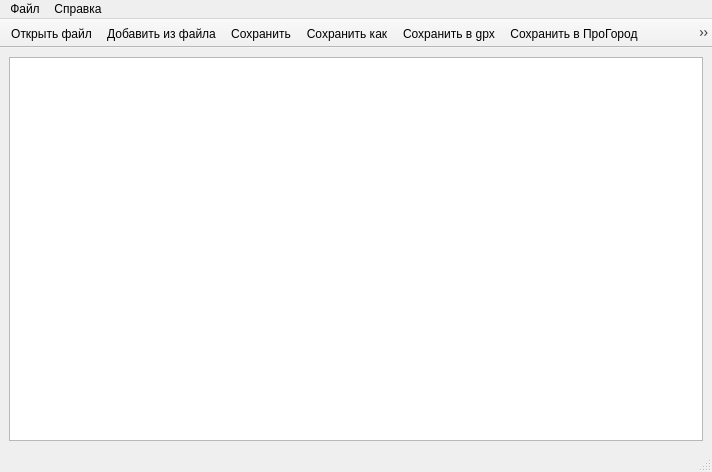
The window that ui/mainwindow.ui (aunoor/pgsconverter) describes before a commit, drawn with Qt 5.
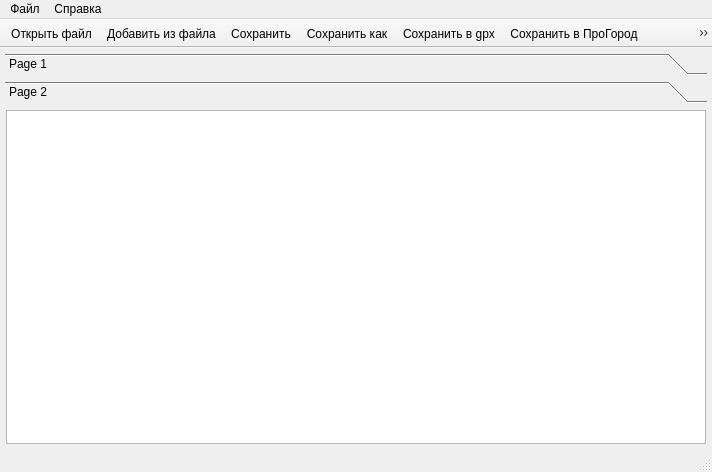
The same window after the commit. Icons and pictures are not drawn.

What changed in the file:
```diff
--- a/ui/mainwindow.ui
+++ b/ui/mainwindow.ui
@@ -19,6 +19,48 @@
   </property>
   <widget class="QWidget" name="centralwidget">
    <layout class="QVBoxLayout" name="verticalLayout">
+    <property name="leftMargin">
+     <number>5</number>
+    </property>
+    <property name="topMargin">
+     <number>5</number>
+    </property>
+    <property name="rightMargin">
+     <number>5</number>
+    </property>
+    <property name="bottomMargin">
+     <number>5</number>
+    </property>
+    <item>
+     <widget class="QToolBox" name="toolBox">
+      <property name="currentIndex">
+       <number>1</number>
+      </property>
+      <widget class="QWidget" name="page">
+       <property name="geometry">
+        <rect>
+         <x>0</x>
+         <y>0</y>
+         <width>98</width>
+         <height>80</height>
+        </rect>
+       </property>
+       <attribute name="label">
+        <string>Page 1</string>
+       </attribute>
+       <layout class="QHBoxLayout" name="horizontalLayout_2">
+        <property name="leftMargin">
+         <number>1</number>
+        </property>
+        <property name="topMargin">
+         <number>1</number>
+        </property>
+        <property name="rightMargin">
+         <number>1</number>
+        </property>
+        <property name="bottomMargin">
+         <number>1</number>
+        </property>
     <item>
      <widget class="QTreeView" name="treeView">
       <property name="showDropIndicator" stdset="0">
@@ -46,6 +88,62 @@
     </item>
    </layout>
   </widget>
+      <widget class="QWidget" name="page_2">
+       <property name="geometry">
+        <rect>
+         <x>0</x>
+         <y>0</y>
+         <width>702</width>
+         <height>307</height>
+        </rect>
+       </property>
+       <attribute name="label">
+        <string>Page 2</string>
+       </attribute>
+       <layout class="QHBoxLayout" name="horizontalLayout">
+        <property name="leftMargin">
+         <number>1</number>
+        </property>
+        <property name="topMargin">
+         <number>1</number>
+        </property>
+        <property name="rightMargin">
+         <number>1</number>
+        </property>
+        <property name="bottomMargin">
+         <number>1</number>
+        </property>
+        <item>
+         <widget class="QTreeView" name="treeView_2">
+          <property name="showDropIndicator" stdset="0">
+           <bool>true</bool>
+          </property>
+          <property name="dragEnabled">
+           <bool>true</bool>
+          </property>
+          <property name="dragDropMode">
+           <enum>QAbstractItemView::DragDrop</enum>
+          </property>
+          <property name="selectionMode">
+           <enum>QAbstractItemView::ContiguousSelection</enum>
+          </property>
+          <property name="iconSize">
+           <size>
+            <width>24</width>
+            <height>24</height>
+           </size>
+          </property>
+          <property name="sortingEnabled">
+           <bool>true</bool>
+          </property>
+         </widget>
+        </item>
+       </layout>
+      </widget>
+     </widget>
+    </item>
+   </layout>
+  </widget>
   <widget class="QStatusBar" name="statusbar"/>
   <widget class="QToolBar" name="toolBar">
    <property name="contextMenuPolicy">
```
Left out of the diff: 2 changed lines with no effect on the pictures. Lines whose indentation alone changed are shown as unchanged.
